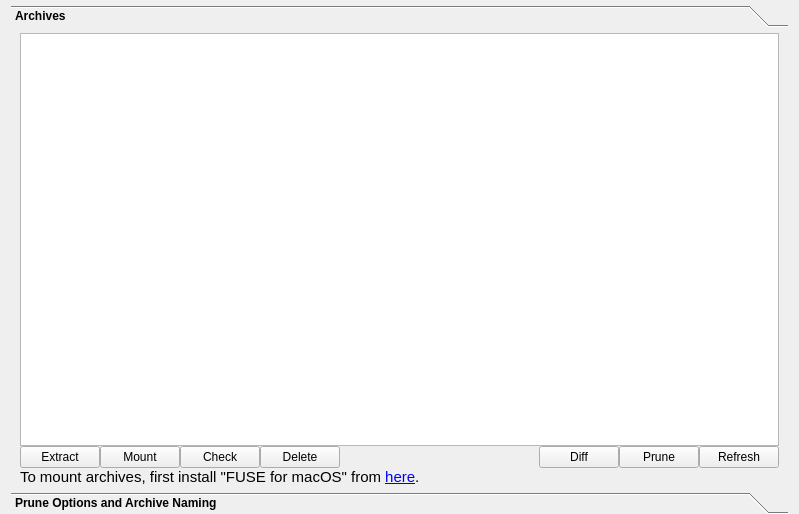
Qt form src/vorta/assets/UI/archivetab.ui (borgbase/vorta) before a commit.
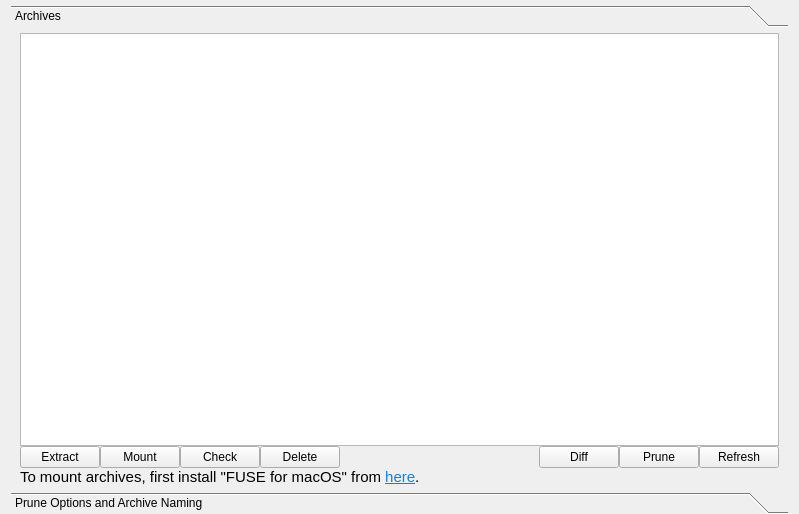
The same form after that commit. Icons and pictures are not drawn.

Commit message:
Proper dark style support and removal of style hacks (#475)
* Remove qtdarkstyle and custom fusion style.
* Support instant changes from light to dark style
* Adjust SVG icon colors on-the-fly, adjust to dark theme in real time (macOS)
* Add OS-independent dark mode detection. Fix QToolbox style after theme changes.
* Remove some unnecessary style options, like `uses_light_icon` and `use_dark_style`.

Diff of the .ui file:
```diff
--- a/src/vorta/assets/UI/archivetab.ui
+++ b/src/vorta/assets/UI/archivetab.ui
@@ -28,11 +28,6 @@
        <bold>false</bold>
       </font>
      </property>
-     <property name="styleSheet">
-      <string notr="true">QToolBox::tab {
-font-weight: bold;
-}</string>
-     </property>
      <property name="currentIndex">
       <number>0</number>
      </property>
@@ -41,8 +36,8 @@
        <rect>
         <x>0</x>
         <y>0</y>
-        <width>787</width>
-        <height>443</height>
+        <width>775</width>
+        <height>441</height>
        </rect>
       </property>
       <attribute name="icon">
@@ -226,7 +221,7 @@
           </font>
          </property>
          <property name="text">
-          <string>&lt;html&gt;&lt;head/&gt;&lt;body&gt;&lt;p&gt;To mount archives, first install &amp;quot;FUSE for macOS&amp;quot; from &lt;a href=&quot;https://osxfuse.github.io/&quot;&gt;&lt;span style=&quot; text-decoration: underline; color:#0000ff;&quot;&gt;here&lt;/span&gt;&lt;/a&gt;.&lt;/p&gt;&lt;/body&gt;&lt;/html&gt;</string>
+          <string>&lt;html&gt;&lt;head/&gt;&lt;body&gt;&lt;p&gt;To mount archives, first install &amp;quot;FUSE for macOS&amp;quot; from &lt;a href=&quot;https://osxfuse.github.io/&quot;&gt;&lt;span style=&quot; text-decoration: underline; color:#0984e3;&quot;&gt;here&lt;/span&gt;&lt;/a&gt;.&lt;/p&gt;&lt;/body&gt;&lt;/html&gt;</string>
          </property>
          <property name="openExternalLinks">
           <bool>true</bool>
```
Left out of the diff: 46 changed lines with no effect on the pictures. The commit also changes 64 other files.
